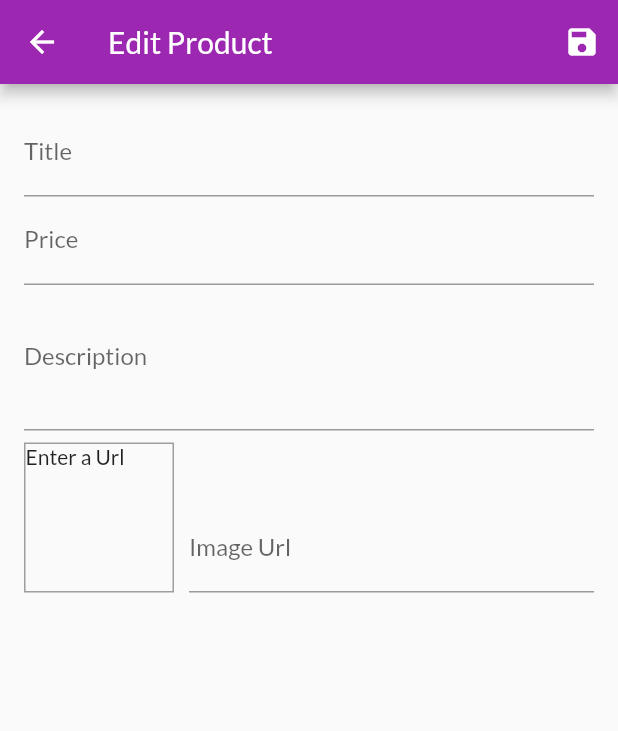
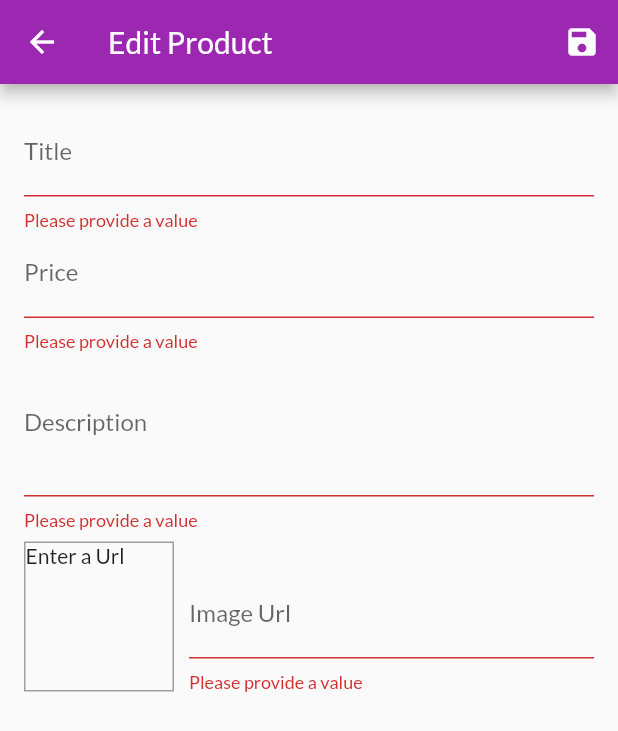
Before and after one commit to Vagabond8024/shop_app, a Flutter app: the EditProductScreen screen opened by its route, after a tap on the "save" icon, on a phone screen of 412 x 824 dp. Shown: the top 731 px of the screen. Run offline on Flutter 3.47's test engine with Material 2 defaults, Android fonts, the phone set to English and light mode, and no system bars; network calls fail.

Commit message:
added validation on new product' fields

```diff
--- a/lib/screens/edit_product_screen.dart
+++ b/lib/screens/edit_product_screen.dart
@@ -45,6 +45,10 @@ class _EditProductScreenState extends State<EditProductScreen> {
   }
 
   void _saveForm() {
+    final isValid = _form.currentState!.validate();
+    if (!isValid) {
+      return;
+    }
     _form.currentState!.save();
   }
 
@@ -62,10 +66,18 @@ class _EditProductScreenState extends State<EditProductScreen> {
           child: ListView(
             children: [
               TextFormField(
-                decoration: InputDecoration(labelText: 'Title'),
+                decoration: InputDecoration(
+                  labelText: 'Title',
+                ),
                 textInputAction: TextInputAction.next,
                 onFieldSubmitted: (_) =>
                     FocusScope.of(context).requestFocus(_priceFocusNode),
+                validator: (value) {
+                  if (value!.isEmpty) {
+                    return 'Please provide a value';
+                  }
+                  return null;
+                },
                 onSaved: (newValue) {
                   _editedProduct = Product(
                       id: _editedProduct.id,
@@ -82,6 +94,18 @@ class _EditProductScreenState extends State<EditProductScreen> {
                 focusNode: _priceFocusNode,
                 onFieldSubmitted: (value) =>
                     FocusScope.of(context).requestFocus(_descriptionFocusNode),
+                validator: (value) {
+                  if (value!.isEmpty) {
+                    return 'Please provide a value';
+                  }
+                  if (double.tryParse(value) == null) {
+                    return 'Please enter a valid number';
+                  }
+                  if (double.parse(value) <= 0) {
+                    return 'Please enter a number grater than zero';
+                  }
+                  return null;
+                },
                 onSaved: (newValue) {
                   _editedProduct = Product(
                       id: _editedProduct.id,
@@ -97,6 +121,15 @@ class _EditProductScreenState extends State<EditProductScreen> {
                 keyboardType: TextInputType.multiline,
                 // textInputAction: TextInputAction.next,
                 focusNode: _descriptionFocusNode,
+                validator: (value) {
+                  if (value!.isEmpty) {
+                    return 'Please provide a value';
+                  }
+                  if (value.length < 10) {
+                    return 'Should be at least 10 charecters long';
+                  }
+                  return null;
+                },
                 onSaved: (newValue) {
                   _editedProduct = Product(
                       id: _editedProduct.id,
@@ -122,7 +155,7 @@ class _EditProductScreenState extends State<EditProductScreen> {
                         ? Text('Enter a Url')
                         : FittedBox(
                             child: Image.network(_imageUrlController.text),
-                            fit: BoxFit.cover,
+                            fit: BoxFit.fill,
                           ),
                   ),
                   Expanded(
@@ -133,6 +166,21 @@ class _EditProductScreenState extends State<EditProductScreen> {
                       controller: _imageUrlController,
                       focusNode: _imageUrlFocusNode,
                       onFieldSubmitted: (value) => _saveForm(),
+                      validator: (value) {
+                        if (value!.isEmpty) {
+                          return 'Please provide a value';
+                        }
+                        if (!value.startsWith('http') &&
+                            !value.startsWith('https')) {
+                          return 'Please enter a valid URL';
+                        }
+                        if (!value.endsWith('.png') &&
+                            !value.endsWith('.jpg') &&
+                            !value.endsWith('.jpeg')) {
+                          return 'Please enter a valid URL';
+                        }
+                        return null;
+                      },
                       onSaved: (newValue) {
                         _editedProduct = Product(
                             id: _editedProduct.id,
```
